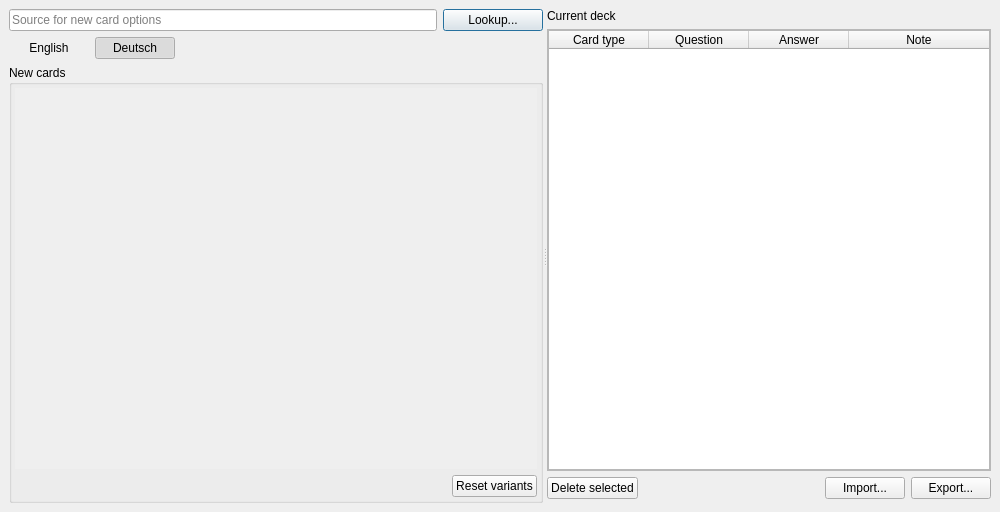
Old version of the form ui/main_window.ui in the repository KrusnikViers/Lexicanum.
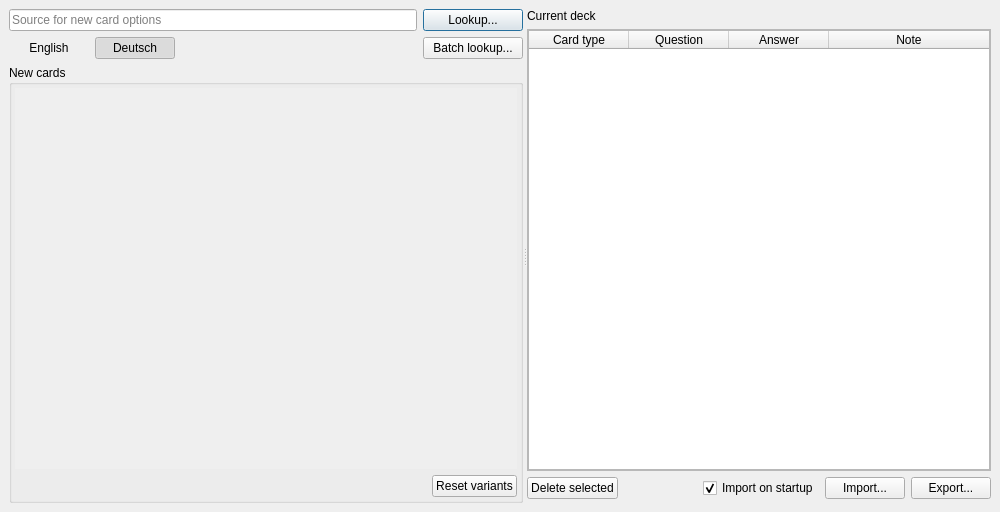
New version of the form.

Commit message: Add CSV import and export, as well as UI fixes

The edit to the form file:
```diff
--- a/ui/main_window.ui
+++ b/ui/main_window.ui
@@ -37,41 +37,6 @@
       </property>
       <widget class="QWidget" name="_lwidget_2">
        <layout class="QGridLayout" name="_layout">
-        <item row="1" column="2" colspan="2">
-         <spacer name="_spacer">
-          <property name="orientation">
-           <enum>Qt::Horizontal</enum>
-          </property>
-          <property name="sizeHint" stdset="0">
-           <size>
-            <width>199</width>
-            <height>20</height>
-           </size>
-          </property>
-         </spacer>
-        </item>
-        <item row="0" column="3">
-         <widget class="QPushButton" name="lookup">
-          <property name="sizePolicy">
-           <sizepolicy hsizetype="Fixed" vsizetype="Fixed">
-            <horstretch>0</horstretch>
-            <verstretch>0</verstretch>
-           </sizepolicy>
-          </property>
-          <property name="minimumSize">
-           <size>
-            <width>100</width>
-            <height>0</height>
-           </size>
-          </property>
-          <property name="text">
-           <string>Lookup...</string>
-          </property>
-          <property name="default">
-           <bool>true</bool>
-          </property>
-         </widget>
-        </item>
         <item row="1" column="0">
          <widget class="QPushButton" name="language_answer">
           <property name="sizePolicy">
@@ -91,12 +56,18 @@
           </property>
          </widget>
         </item>
-        <item row="0" column="0" colspan="3">
-         <widget class="QLineEdit" name="source_input">
-          <property name="placeholderText">
-           <string>Source for new card options</string>
+        <item row="1" column="2" colspan="3">
+         <spacer name="_spacer">
+          <property name="orientation">
+           <enum>Qt::Horizontal</enum>
           </property>
-         </widget>
+          <property name="sizeHint" stdset="0">
+           <size>
+            <width>199</width>
+            <height>20</height>
+           </size>
+          </property>
+         </spacer>
         </item>
         <item row="1" column="1">
          <widget class="QPushButton" name="language_to_learn">
@@ -120,7 +91,26 @@
           </property>
          </widget>
         </item>
-        <item row="2" column="0" colspan="4">
+        <item row="1" column="5">
+         <widget class="QPushButton" name="batch_lookup">
+          <property name="sizePolicy">
+           <sizepolicy hsizetype="Fixed" vsizetype="Fixed">
+            <horstretch>0</horstretch>
+            <verstretch>0</verstretch>
+           </sizepolicy>
+          </property>
+          <property name="minimumSize">
+           <size>
+            <width>100</width>
+            <height>0</height>
+           </size>
+          </property>
+          <property name="text">
+           <string>Batch lookup...</string>
+          </property>
+         </widget>
+        </item>
+        <item row="2" column="0" colspan="6">
          <widget class="QGroupBox" name="_layout_4">
           <property name="title">
            <string>New cards</string>
@@ -196,6 +186,35 @@
           </layout>
          </widget>
         </item>
+        <item row="0" column="5">
+         <widget class="QPushButton" name="lookup">
+          <property name="sizePolicy">
+           <sizepolicy hsizetype="Fixed" vsizetype="Fixed">
+            <horstretch>0</horstretch>
+            <verstretch>0</verstretch>
+           </sizepolicy>
+          </property>
+          <property name="minimumSize">
+           <size>
+            <width>100</width>
+            <height>0</height>
+           </size>
+          </property>
+          <property name="text">
+           <string>Lookup...</string>
+          </property>
+          <property name="default">
+           <bool>true</bool>
+          </property>
+         </widget>
+        </item>
+        <item row="0" column="0" colspan="5">
+         <widget class="QLineEdit" name="source_input">
+          <property name="placeholderText">
+           <string>Source for new card options</string>
+          </property>
+         </widget>
+        </item>
        </layout>
       </widget>
       <widget class="QWidget" name="_lwidget_1">
@@ -203,7 +222,7 @@
         <property name="bottomMargin">
          <number>4</number>
         </property>
-        <item row="1" column="0" colspan="4">
+        <item row="1" column="0" colspan="5">
          <widget class="QScrollArea" name="_scroll">
           <property name="widgetResizable">
            <bool>true</bool>
@@ -289,20 +308,6 @@
           </property>
          </spacer>
         </item>
-        <item row="2" column="2">
-         <widget class="QPushButton" name="import_deck">
-          <property name="text">
-           <string>Import...</string>
-          </property>
-         </widget>
-        </item>
-        <item row="0" column="0" colspan="4">
-         <widget class="QLabel" name="current_deck">
-          <property name="text">
-           <string>Current deck</string>
-          </property>
-         </widget>
-        </item>
         <item row="2" column="0">
          <widget class="QPushButton" name="delete_from_deck">
           <property name="text">
@@ -310,7 +315,7 @@
           </property>
          </widget>
         </item>
-        <item row="2" column="3">
+        <item row="2" column="4">
          <widget class="QPushButton" name="export_deck">
           <property name="toolTip">
            <string>&lt;html&gt;&lt;head/&gt;&lt;body&gt;
@@ -328,6 +333,30 @@
           </property>
          </widget>
         </item>
+        <item row="0" column="0" colspan="5">
+         <widget class="QLabel" name="current_deck">
+          <property name="text">
+           <string>Current deck</string>
+          </property>
+         </widget>
+        </item>
+        <item row="2" column="3">
+         <widget class="QPushButton" name="import_deck">
+          <property name="text">
+           <string>Import...</string>
+          </property>
+         </widget>
+        </item>
+        <item row="2" column="2">
+         <widget class="QCheckBox" name="import_on_startup">
+          <property name="text">
+           <string>Import on startup</string>
+          </property>
+          <property name="checked">
+           <bool>true</bool>
+          </property>
+         </widget>
+        </item>
        </layout>
       </widget>
      </widget>
```
Left out of the diff: 1 changed line with no effect on the pictures. The commit also changes 9 other files.
